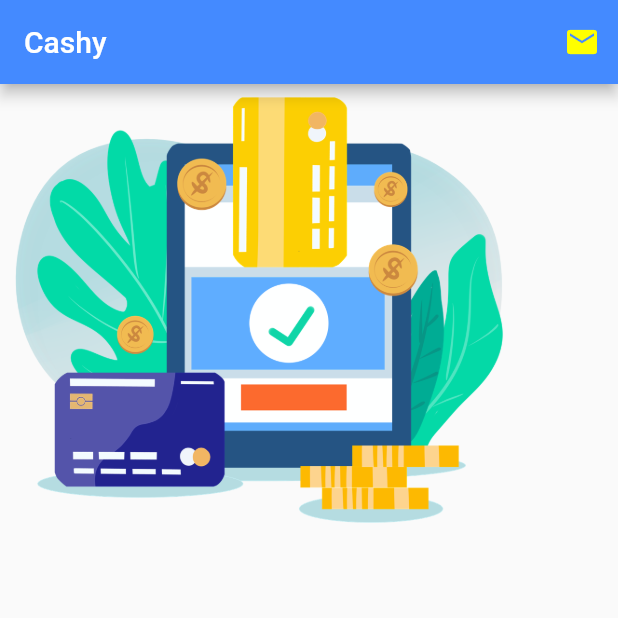
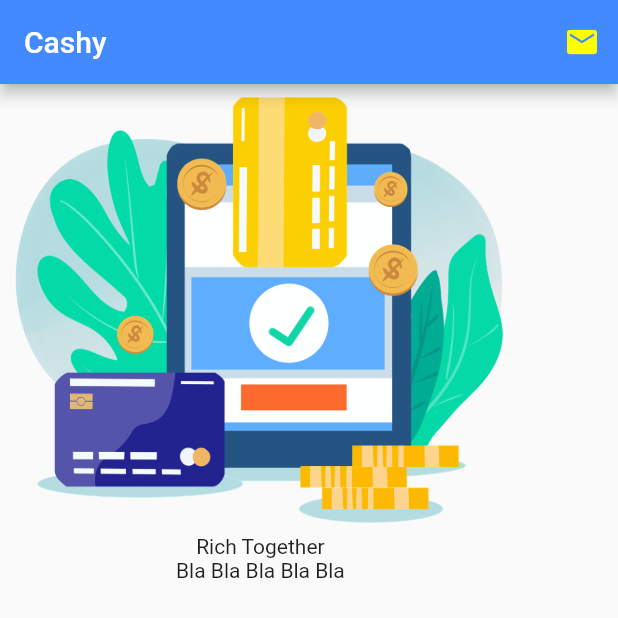
Before and after one commit to zaenalashter/cashy_app, a Flutter app: the screen it shows after launch, on a phone screen of 412 x 824 dp, the top half of it. Run offline on Flutter 3.47's test engine with Material 2 defaults, Android fonts, the phone set to English and light mode, and no system bars.

Commit message:
Basic UI Layout

```diff
--- a/lib/main.dart
+++ b/lib/main.dart
@@ -29,10 +29,19 @@ class MyApp extends StatelessWidget {
           ],
         ),
         body: SafeArea(
-            child: Image(
-          image: AssetImage('assets/images/payments.png'),
-          height: 300,
-        )),
+          child: Container(
+            child: Column(
+              children: <Widget>[
+                Image(
+                  image: AssetImage('assets/images/payments.png'),
+                  height: 300,
+                ),
+                Text("Rich Together"),
+                Text("Bla Bla Bla Bla Bla"),
+              ],
+            ),
+          ),
+        ),
       ),
     );
   }
```
